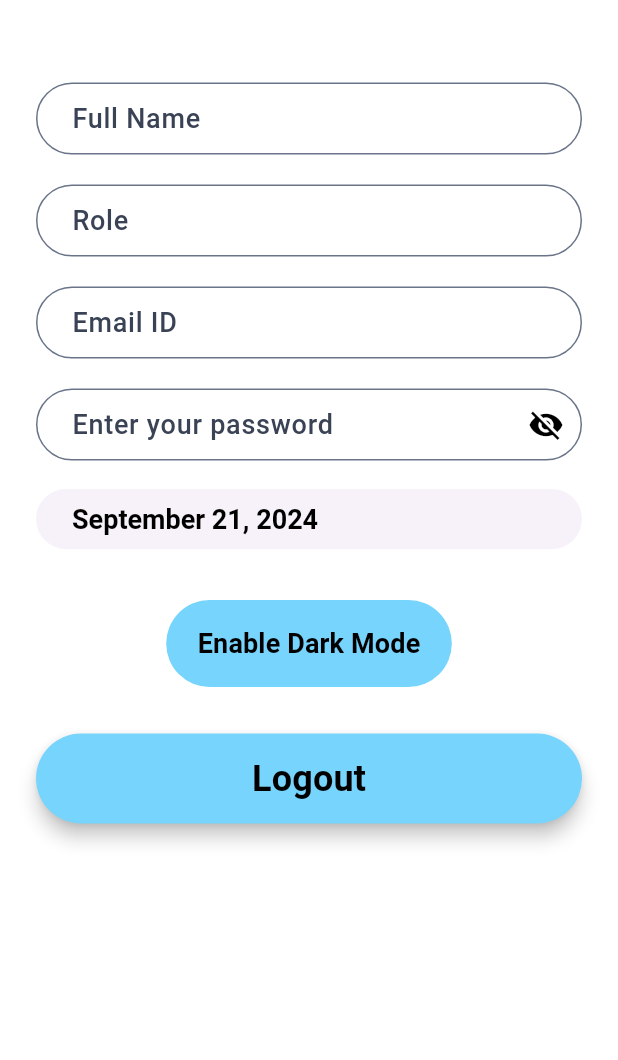
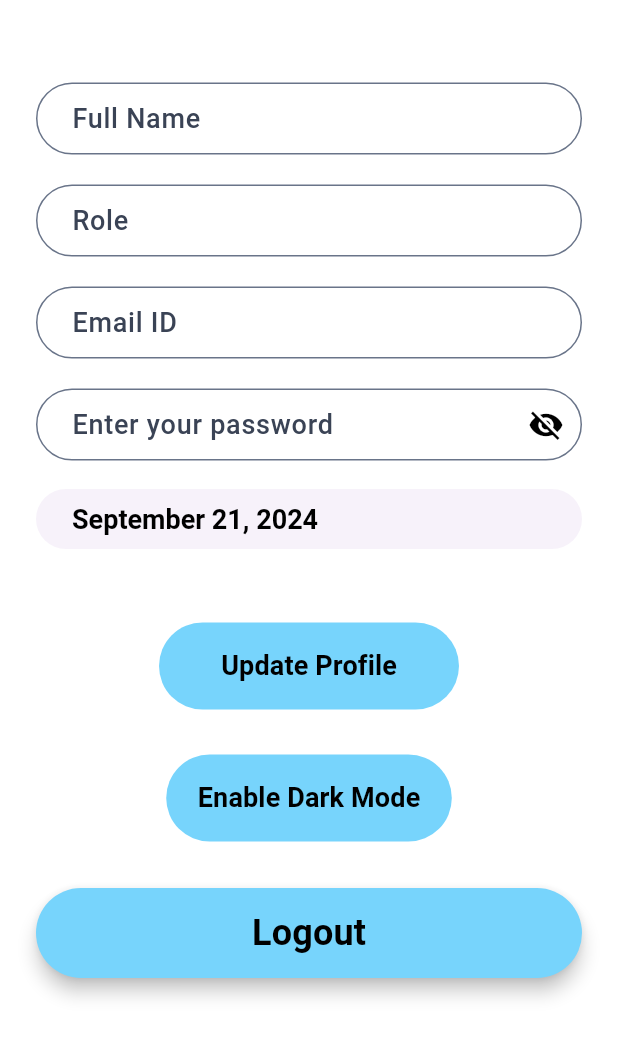
Before and after one commit to aunshpatel/the_hotel_app, a Flutter app: the ProfilePage screen opened by its route, on a phone screen of 412 x 824 dp, the part 84-1144 px from its top. Run offline on Flutter 3.47's test engine with Material 3 defaults, Android fonts, the phone set to English and light mode, and no system bars; our stand-ins replace carousel_slider, cloud_firestore, dropdown_button2, firebase_auth, firebase_core, firebase_storage and 2 more; accounts and stored records are empty.

Commit message:
Add update profile functionality

```diff
--- a/lib/common_pages/profile_page.dart
+++ b/lib/common_pages/profile_page.dart
@@ -1,3 +1,5 @@
+import 'package:cloud_firestore/cloud_firestore.dart';
+import 'package:firebase_auth/firebase_auth.dart';
 import 'package:flutter/material.dart';
 import 'package:intl/intl.dart';
 import 'package:shared_preferences/shared_preferences.dart';
@@ -22,11 +24,25 @@ class _ProfilePageState extends State<ProfilePage> {
   TextEditingController passwordController = TextEditingController();
   TextEditingController roleController = TextEditingController(text: isGuestOrStaff);
   bool _passwordVisible = false;
+  final _auth = FirebaseAuth.instance;
+  final _firestore = FirebaseFirestore.instance;
 
   @override
   void initState() {
     super.initState();
     getProfileData();
+  }
+
+  getProfileData() async{
+    final usrData = await getUserData();
+    nameController.text = usrData[0]['fullname'];
+    setState(() {
+      currentUserJoiningDate = (usrData[0]['joiningDate']).toDate();
+      joiningDate = currentUserJoiningDate;
+      currentUserBirthday = (usrData[0]['birthday']).toDate();
+      birthday = currentUserBirthday;
+      fullname = usrData[0]['fullname'];
+    });
   }
 
   _logoutFunction() {
@@ -46,8 +62,40 @@ class _ProfilePageState extends State<ProfilePage> {
     commonAlertBoxWithNavigation(context, 'SUCCESS!', 'You have logged out successfully!', '/login_screen');
   }
 
+  updateProfile() async {
+    try {
+      QuerySnapshot querySnapshot = await _firestore.collection('registered_user').where('email', isEqualTo: currentUserEmailID).get();
+
+      if (querySnapshot.docs.isNotEmpty) {
+        for (QueryDocumentSnapshot doc in querySnapshot.docs) {
+          await doc.reference.update({
+            'fullname': fullname.isNotEmpty ? fullname : doc['fullname'],
+            'birthday': birthday != null ? birthday : doc['birthday'],
+            'joiningDate': joiningDate != null ? joiningDate: doc['joiningDate']
+          });
+        }
+
+        commonAlertBox(context, 'SUCCESS!', 'Profile updated successfully!');
+        // ScaffoldMessenger.of(context).showSnackBar(
+        //   SnackBar(content: Text('Profile updated successfully!')),
+        // );
+      }
+    } catch (e) {
+      commonAlertBox(context, 'WARNING!', 'Failed to update profile: $e!');
+      // ScaffoldMessenger.of(context).showSnackBar(
+      //   SnackBar(content: Text('Failed to update profile: $e')),
+      // );
+    }
+  }
+
+
+  @override
+  void dispose() {
+    super.dispose();
+    nameController.dispose();
+  }
+
   Future<void> _selectBirthday(BuildContext context) async {
-    // Define the initial date, first date, and last date to show in the date picker
     final DateTime? pickedDate = await showDatePicker(
       context: context,
       barrierDismissible: false,
@@ -75,18 +123,15 @@ class _ProfilePageState extends State<ProfilePage> {
         child: widget!,
       )
     );
-
-
     if (pickedDate != null && pickedDate != birthday) {
       setState(() {
-        birthday = pickedDate;
+        birthday = DateTime.utc(pickedDate!.year, pickedDate!.month, pickedDate!.day);
+        currentUserBirthday = pickedDate;
       });
-      print("birthday:$birthday");
     }
   }
 
   Future<void> _joiningDate(BuildContext context) async {
-    // Define the initial date, first date, and last date to show in the date picker
     final DateTime? _selectedDate = await showDatePicker(
       context: context,
       barrierDismissible: false,
@@ -116,19 +161,10 @@ class _ProfilePageState extends State<ProfilePage> {
     );
     if (_selectedDate != null && _selectedDate != joiningDate) {
       setState(() {
-        joiningDate = _selectedDate;
+        joiningDate = DateTime.utc(_selectedDate!.year, _selectedDate!.month, _selectedDate!.day);
+        currentUserJoiningDate = _selectedDate;
       });
-      print('joiningDate:$joiningDate');
     }
-  }
-
-  getProfileData() async{
-    final usrData = await getUserData();
-    setState(() {
-      currentUserJoiningDate = (usrData[0]['joiningDate']).toDate();
-      currentUserBirthday = (usrData[0]['birthday']).toDate();
-    });
-    print("usrData:$usrData");
   }
 
   @override
@@ -147,6 +183,7 @@ class _ProfilePageState extends State<ProfilePage> {
         ),
         body: Padding(
           padding: const EdgeInsets.fromLTRB(24, 40, 24, 0),
+          child: SingleChildScrollView(
             child: Column(
               crossAxisAlignment: CrossAxisAlignment.stretch,
               children: <Widget>[
@@ -155,11 +192,10 @@ class _ProfilePageState extends State<ProfilePage> {
                 ),
                 // Fullname
                 TextField(
-                readOnly: true,
                   controller: nameController,
                   keyboardType: TextInputType.name,
                   onChanged: (value) {
-
+                    fullname = value;
                   },
                   decoration: textInputDecoration('Full Name',),
                 ),
@@ -171,7 +207,6 @@ class _ProfilePageState extends State<ProfilePage> {
                   readOnly: true,
                   controller: roleController,
                   keyboardType: TextInputType.text,
-                onChanged: null,
                   decoration: textInputDecoration('Role',),
                 ),
                 const SizedBox(
@@ -182,7 +217,6 @@ class _ProfilePageState extends State<ProfilePage> {
                   readOnly: true,
                   controller: emailController,
                   keyboardType: TextInputType.emailAddress,
-                onChanged: null,
                   decoration: textInputDecoration('Email ID',),
                 ),
                 const SizedBox(
@@ -210,7 +244,7 @@ class _ProfilePageState extends State<ProfilePage> {
                 //Birthday
                 ElevatedButton(
                   style: ElevatedButton.styleFrom( textStyle: isDarkModeEnabled == false ? kBlackBoldTextSize18 : kBlueBoldTextSize18, alignment:Alignment.centerLeft, elevation: 0),
-                onPressed: () => _selectBirthday(context),  // Show date picker when button is pressed
+                  onPressed: () => _selectBirthday(context),
                   child: currentUserBirthday == null ? Text('Select your birthday', style:TextStyle(color: isDarkModeEnabled == false ? kThemeBlackColor : kThemeBlueColor)) : Text(DateFormat('yMMMMd').format(currentUserBirthday!), style:TextStyle(color: isDarkModeEnabled == false ? kThemeBlackColor : kThemeBlueColor)),
                 ),
                 const SizedBox(
@@ -228,19 +262,44 @@ class _ProfilePageState extends State<ProfilePage> {
                   ),
                 ],
                 const SizedBox(
-                height: 15.0,
+                  height: 30.0,
                 ),
+                // Update Profile
                 Row(
                   mainAxisAlignment: MainAxisAlignment.center,
                   children: [
                     Container(
-                    // width: 200,
+                      width: 200,
+                      decoration: BoxDecoration(
+                        color: isDarkModeEnabled == false ? kThemeBlueColor : kThemeBlackColor,
+                        borderRadius: BorderRadius.circular(30.0),
+                      ),
+                      child: Padding(
+                        padding: const EdgeInsets.all(5),
+                        child: MaterialButton(
+                          onPressed: updateProfile,
+                          child: Center(
+                            child: Text('Update Profile',  style:  isDarkModeEnabled == false ? kButtonBlackTextSize18 : kButtonBlueTextSize18),
+                          ),
+                        ),
+                      ),
+                    ),
+                  ],
+                ),
+                const SizedBox(
+                  height: 30.0,
+                ),
+                // Dark/Light Mode toggle
+                Row(
+                  mainAxisAlignment: MainAxisAlignment.center,
+                  children: [
+                    Container(
                       decoration: BoxDecoration(
                         color:  isDarkModeEnabled == false ? kThemeBlueColor : kThemeBlackColor,
                         borderRadius: BorderRadius.circular(30.0),
                       ),
                       child: Padding(
-                      padding: EdgeInsets.all(5),
+                        padding: const EdgeInsets.all(5),
                         child: MaterialButton(
                           onPressed: () {
                             setState(() {
@@ -250,13 +309,12 @@ class _ProfilePageState extends State<ProfilePage> {
                                 isDarkModeEnabled = false;
                               }
                             });
-                          print('isDarkModeEnabled$isDarkModeEnabled');
                             SharedPreferences.getInstance().then((prefs) {
                               prefs.setBool('isDarkModeEnabled', isDarkModeEnabled);
                             },);
                           },
                           child: Center(
-                          child: isDarkModeEnabled == false ? Text('Enable Dark Mode',  style: kButtonBlackTextSize18) : Text('Enable Light Mode',  style:  isDarkModeEnabled == false ? kButtonBlackTextSize18 : kButtonBlueTextSize18),
+                            child: isDarkModeEnabled == false ? const Text('Enable Dark Mode',  style: kButtonBlackTextSize18) : Text('Enable Light Mode',  style:  isDarkModeEnabled == false ? kButtonBlackTextSize18 : kButtonBlueTextSize18),
                           ),
                         ),
                       ),
@@ -274,6 +332,7 @@ class _ProfilePageState extends State<ProfilePage> {
                 ),
               ],
             ),
+          )
         ),
       ),
     );
```
Lines whose indentation alone changed are shown as unchanged.
